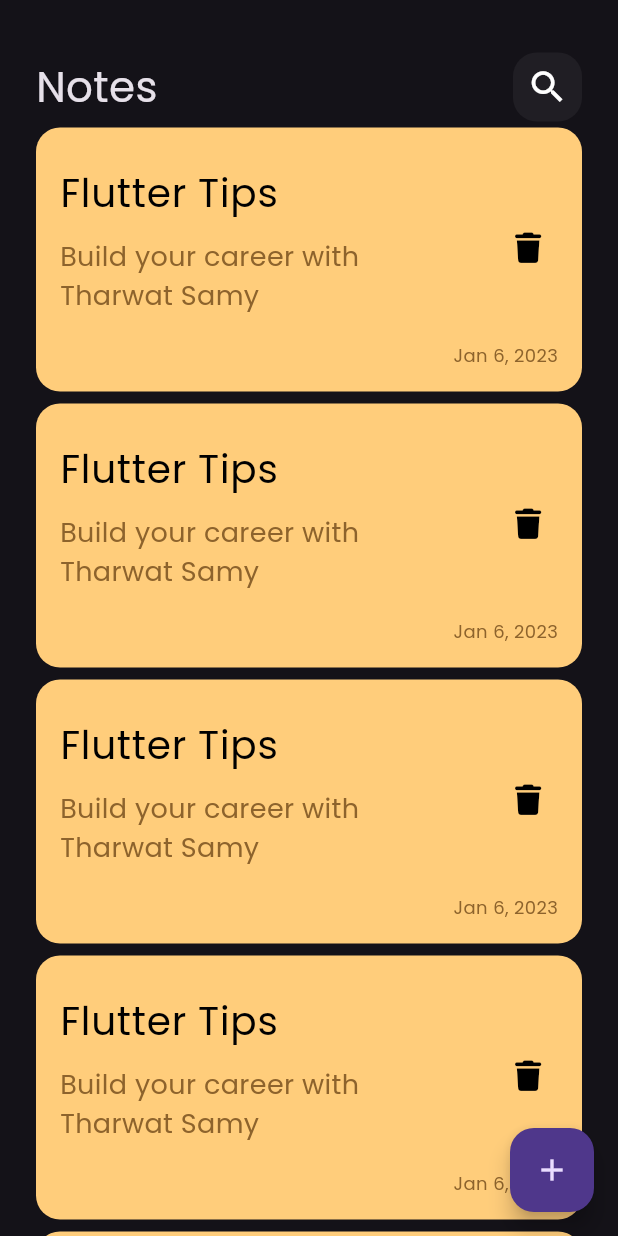
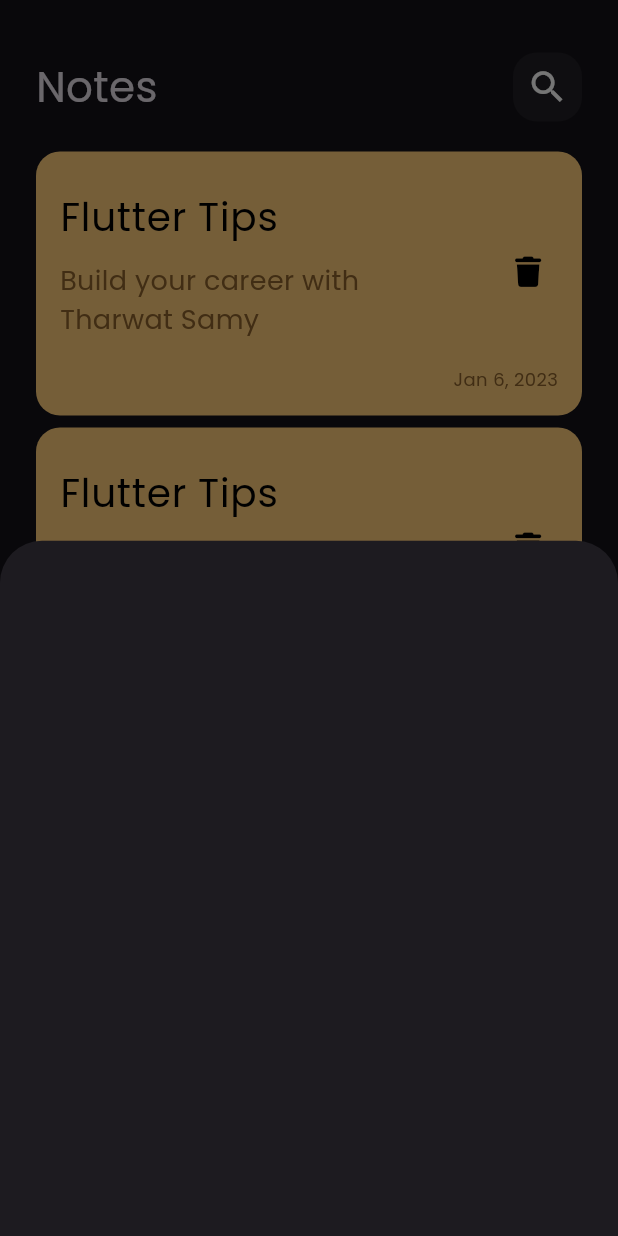
Before and after one commit to walidmorsi84/notes_app, a Flutter app: the screen it shows after launch, after a tap on the "add" icon, on a phone screen of 412 x 824 dp. Run offline on Flutter 3.47's test engine with Material 3 defaults, Android fonts, the phone set to English and light mode, and no system bars; our stand-ins replace font_awesome_flutter.

Commit message:
add show modal bottom sheet

```diff
--- a/lib/views/notes_view.dart
+++ b/lib/views/notes_view.dart
@@ -1,4 +1,5 @@
 import 'package:flutter/material.dart';
+import 'package:notes_app/widgets/add_note_bottom_sheet.dart';
 import 'package:notes_app/widgets/notes_view_body.dart';
 
 class NotesView extends StatelessWidget {
@@ -7,8 +8,20 @@ class NotesView extends StatelessWidget {
   @override
   Widget build(BuildContext context) {
     return Scaffold(
-      floatingActionButton:
-          FloatingActionButton(onPressed: () {}, child: const Icon(Icons.add)),
+      floatingActionButton: FloatingActionButton(
+          onPressed: () {
+            showModalBottomSheet(
+              context: context,
+              builder: (context) {
+                return const AddNoteBottomSheet();
+              },
+            );
+          },
+          backgroundColor: Colors.black,
+          child: const Icon(
+            Icons.add,
+            color: Colors.amberAccent,
+          )),
       body: const NotesViewBody(),
     );
   }
--- /dev/null
+++ b/lib/widgets/add_note_bottom_sheet.dart
@@ -0,0 +1,10 @@
+import 'package:flutter/material.dart';
+
+class AddNoteBottomSheet extends StatelessWidget {
+  const AddNoteBottomSheet({super.key});
+
+  @override
+  Widget build(BuildContext context) {
+    return Container();
+  }
+}
--- a/lib/widgets/note_item_list_view.dart
+++ b/lib/widgets/note_item_list_view.dart
@@ -6,10 +6,14 @@ class NoteItemListView extends StatelessWidget {
 
   @override
   Widget build(BuildContext context) {
-    return ListView.builder(
-      itemBuilder: (context, index) => const CustomNoteItem(),
-      itemCount: 10,
-      physics: const BouncingScrollPhysics(),
+    return Padding(
+      padding: const EdgeInsets.symmetric(vertical: 16.0),
+      child: ListView.builder(
+        padding: EdgeInsets.zero,
+        itemBuilder: (context, index) => const CustomNoteItem(),
+        itemCount: 10,
+        physics: const BouncingScrollPhysics(),
+      ),
     );
   }
 }
```
